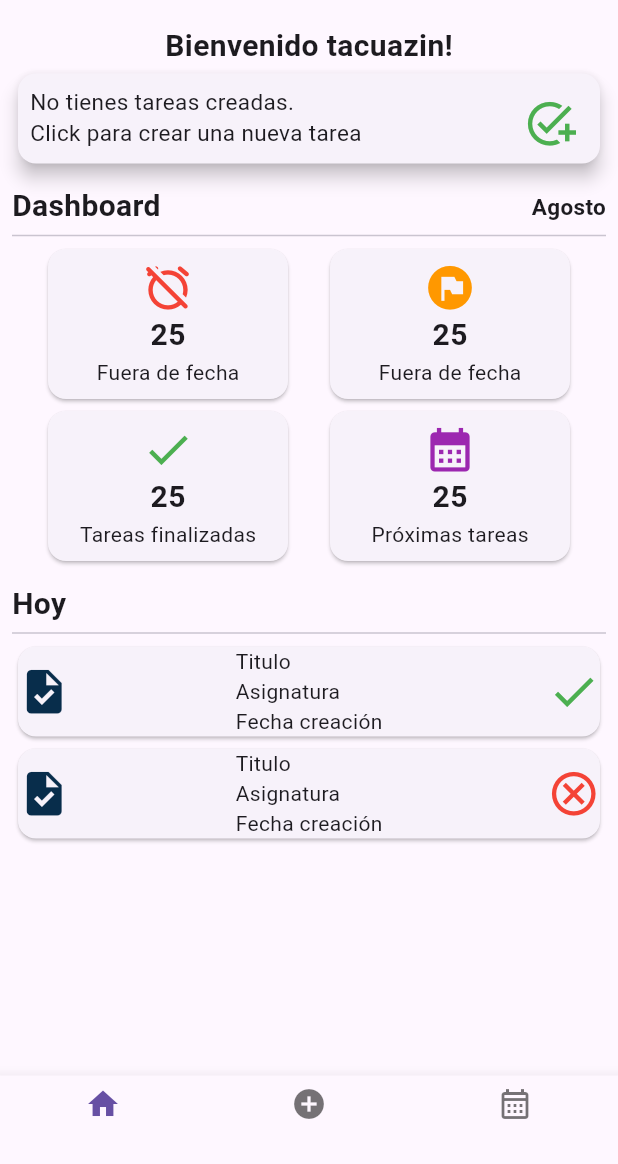
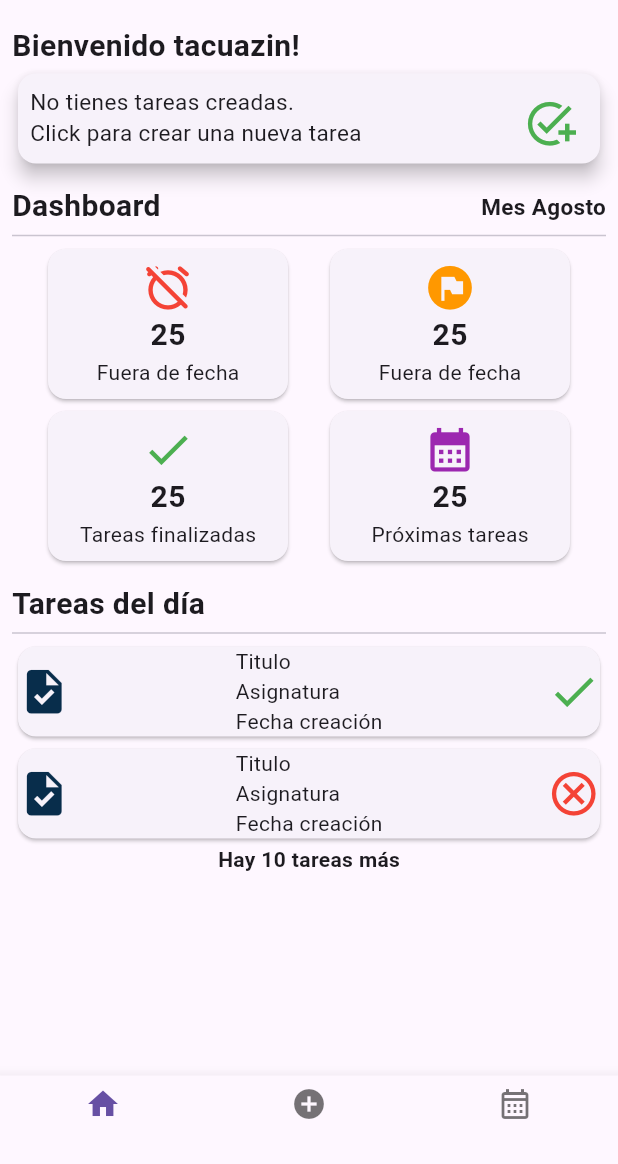
Before and after one commit to soler504/my_homework_app, a Flutter app: the screen it shows after launch, on a phone screen of 412 x 824 dp, the part 72-1236 px from its top. Run offline on Flutter 3.47's test engine with Material 3 defaults, Android fonts, the phone set to English and light mode, and no system bars; our stand-ins replace go_router, syncfusion_flutter_calendar.

Commit message:
diseño home

```diff
--- a/lib/src/pages/home_page.dart
+++ b/lib/src/pages/home_page.dart
@@ -28,9 +28,16 @@ class _HomePageState extends State<HomePage> {
             padding: const EdgeInsets.all(8.0),
             child: Column(
               children: [
-                Text(
-                  'Bienvenido tacuazin!',
-                  style: TextStyle(fontWeight: FontWeight.bold, fontSize: 20),
+                Row(
+                  children: [
+                    Text(
+                      'Bienvenido tacuazin!',
+                      style: TextStyle(
+                        fontWeight: FontWeight.bold,
+                        fontSize: 20,
+                      ),
+                    ),
+                  ],
                 ),
                 Card(
                   shadowColor: Colors.black,
@@ -82,7 +89,7 @@ class _HomePageState extends State<HomePage> {
                       ),
                     ),
                     Text(
-                      'Agosto',
+                      'Mes Agosto',
                       style: TextStyle(
                         fontWeight: FontWeight.bold,
                         fontSize: 15,
@@ -141,7 +148,7 @@ class _HomePageState extends State<HomePage> {
                 Row(
                   children: [
                     Text(
-                      'Hoy',
+                      'Tareas del día',
                       style: TextStyle(
                         fontWeight: FontWeight.bold,
                         fontSize: 20,
@@ -194,6 +201,15 @@ class _HomePageState extends State<HomePage> {
                     ],
                   ),
                 ),
+                Row(
+                  mainAxisAlignment: MainAxisAlignment.spaceEvenly,
+                  children: [
+                    Text(
+                      'Hay 10 tareas más',
+                      style: TextStyle(fontWeight: FontWeight.bold),
+                    ),
+                  ],
+                ),
               ],
             ),
           ),
```
